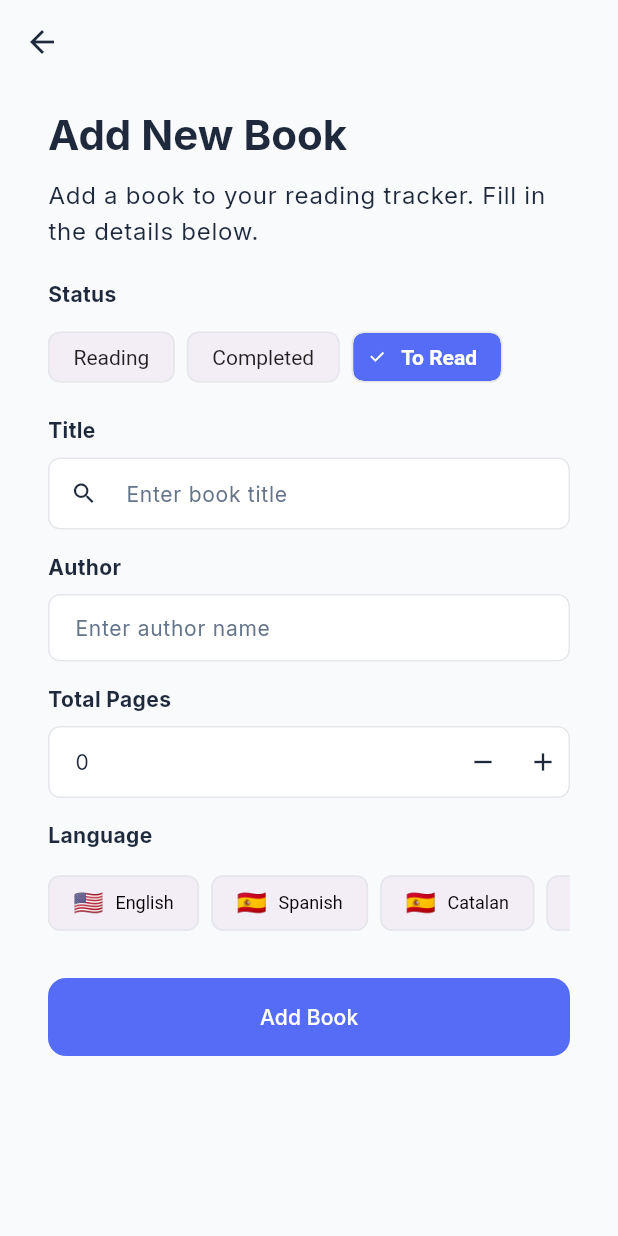
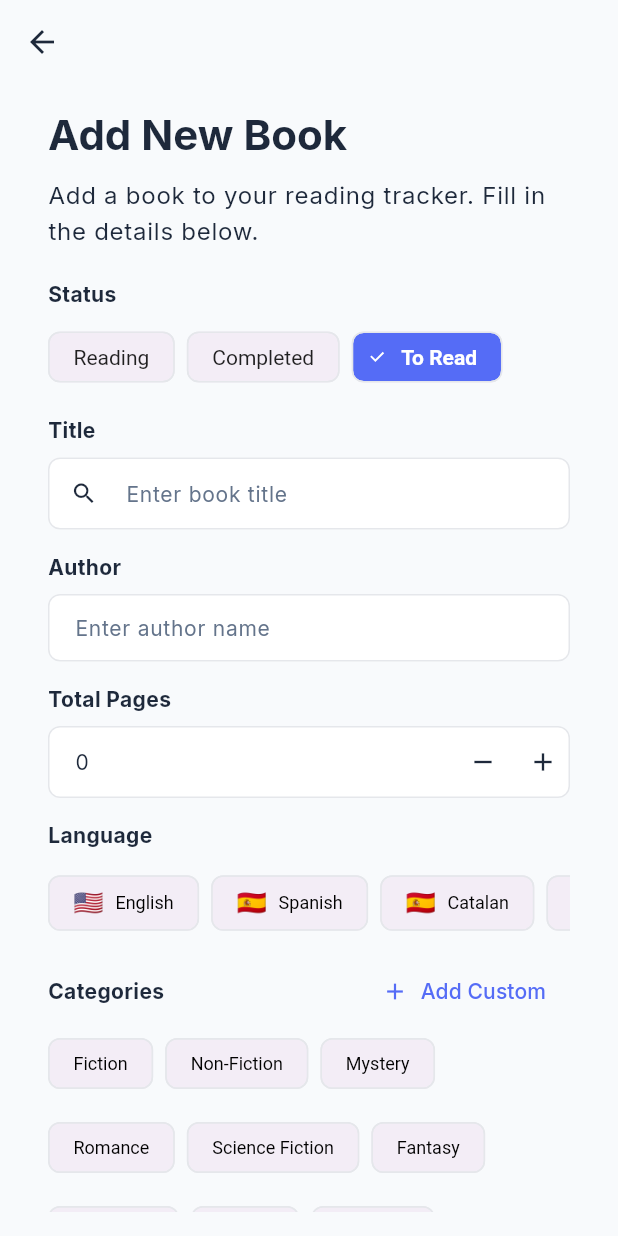
Before and after one commit to JordiiVidal/read-snap-app, a Flutter app: the BookCreatePage screen opened directly, on a phone screen of 412 x 824 dp. Run offline on Flutter 3.47's test engine with Material 3 defaults, Android fonts, the phone set to English and light mode, and no system bars; our stand-ins replace flutter_riverpod, freezed_annotation, google_fonts, sqflite; accounts and stored records are empty; statements that could not run were skipped.

Commit message:
create multi selector

```diff
--- a/lib/features/book/presentation/notifiers/book_create_notifier.dart
+++ b/lib/features/book/presentation/notifiers/book_create_notifier.dart
@@ -57,6 +57,10 @@ class BookCreateNotifier extends StateNotifier<AsyncValue<BookEntity>> {
     state = AsyncValue.data(currentBookDraft.copyWith(language: language));
   }
 
+  void updateCategories(List<String> categories) {
+    state = AsyncValue.data(currentBookDraft.copyWith(categories: categories));
+  }
+
   Future<BookEntity> createBook() async {
     final previousState = state;
     state = AsyncValue<BookEntity>.loading().copyWithPrevious(previousState);
--- /dev/null
+++ b/lib/features/book/presentation/widgets/book_selector_category.dart
@@ -0,0 +1,75 @@
+import 'package:flutter/material.dart';
+import 'package:read_snap/shared/widgets/chips/chips.dart';
+
+class BookSelectorCategory extends StatelessWidget {
+  final List<String>? selectedCategories;
+  final ValueChanged<List<String>> onCategoriesChanged;
+
+  static const List<String> commonBookCategories = [
+    'Fiction',
+    'Non-Fiction',
+    'Mystery',
+    'Romance',
+    'Science Fiction',
+    'Fantasy',
+    'Biography',
+    'History',
+    'Self-Help',
+    'Business',
+  ];
+
+  const BookSelectorCategory({
+    super.key,
+    required this.selectedCategories,
+    required this.onCategoriesChanged,
+  });
+
+  void _showAddCustomCategoryDialog(BuildContext context) {
+    showDialog(
+      context: context,
+      builder: (context) => AlertDialog(
+        title: const Text('Add Custom Category'),
+        content: TextField(
+          decoration: const InputDecoration(
+            labelText: 'Category name',
+            hintText: 'Enter category name',
+          ),
+          onSubmitted: (value) {
+            if (value.isNotEmpty) {
+              final newCategories = List<String>.from(selectedCategories ?? []);
+              if (!newCategories.contains(value)) {
+                newCategories.add(value);
+                onCategoriesChanged(newCategories);
+              }
+              Navigator.pop(context);
+            }
+          },
+        ),
+        actions: [
+          TextButton(
+            onPressed: () => Navigator.pop(context),
+            child: const Text('Cancel'),
+          ),
+        ],
+      ),
+    );
+  }
+
+  @override
+  Widget build(BuildContext context) {
+    // Combinar categorías comunes con las seleccionadas personalizadas
+    final allCategories = <String>{
+      ...commonBookCategories,
+      ...(selectedCategories ?? []),
+    }.toList();
+
+    return ChipMultiSelectGroup(
+      label: 'Categories',
+      items: allCategories,
+      selectedItems: selectedCategories ?? [],
+      onSelectionChanged: onCategoriesChanged,
+      allowCustom: true,
+      onAddCustom: () => _showAddCustomCategoryDialog(context),
+    );
+  }
+}
--- a/lib/features/book/presentation/widgets/forms/book_form_create.dart
+++ b/lib/features/book/presentation/widgets/forms/book_form_create.dart
@@ -4,6 +4,7 @@ import 'package:read_snap/features/book/domain/domain.dart';
 import 'package:read_snap/features/book/presentation/notifiers/book_create_notifier.dart';
 import 'package:read_snap/features/book/presentation/providers/book_list_selectors_provider.dart';
 import 'package:read_snap/features/book/presentation/widgets/book_search_delegate.dart';
+import 'package:read_snap/features/book/presentation/widgets/book_selector_category.dart';
 import 'package:read_snap/shared/widgets/forms/forms.dart';
 import 'package:read_snap/shared/widgets/selectors/selectors.dart';
 
@@ -218,6 +219,14 @@ class _BookFormCreateState extends ConsumerState<BookFormCreate> {
           SelectorLangauge((language) {
             bookCreateNotifier.updateLanguage(language);
           }, selectedLanguage: bookState.language),
+
+          // Categories Selector
+          BookSelectorCategory(
+            selectedCategories: bookState.categories,
+            onCategoriesChanged: (categories) {
+              bookCreateNotifier.updateCategories(categories);
+            },
+          ),
         ],
       ),
     );
--- a/lib/shared/widgets/chips/chip_multi_select_group.dart
+++ b/lib/shared/widgets/chips/chip_multi_select_group.dart
@@ -0,0 +1,68 @@
+import 'package:flutter/material.dart';
+import 'package:read_snap/shared/widgets/forms/forms.dart';
+
+class ChipMultiSelectGroup extends StatelessWidget {
+  final String label;
+  final List<String> items;
+  final List<String> selectedItems;
+  final ValueChanged<List<String>> onSelectionChanged;
+  final VoidCallback? onAddCustom;
+  final bool allowCustom;
+
+  const ChipMultiSelectGroup({
+    required this.label,
+    required this.items,
+    required this.selectedItems,
+    required this.onSelectionChanged,
+    this.onAddCustom,
+    this.allowCustom = false,
+    super.key,
+  });
+
+  @override
+  Widget build(BuildContext context) {
+    return Column(
+      crossAxisAlignment: CrossAxisAlignment.start,
+      children: [
+        Row(
+          mainAxisAlignment: MainAxisAlignment.spaceBetween,
+          children: [
+            FormLabelField(label, marginBottom: 0),
+            if (allowCustom)
+              TextButton.icon(
+                icon: const Icon(Icons.add, size: 18),
+                label: const Text('Add Custom'),
+                onPressed: onAddCustom,
+              ),
+          ],
+        ),
+        Wrap(
+          spacing: 8,
+          runSpacing: 8,
+          children: items.map((item) {
+            final isSelected = selectedItems.contains(item);
+            return FilterChip(
+              label: Text(
+                item,
+                style: TextStyle(
+                  fontSize: 12,
+                  color: isSelected ? Colors.white : Colors.black,
+                ),
+              ),
+              selected: isSelected,
+              onSelected: (selected) {
+                final newSelection = List<String>.from(selectedItems);
+                if (selected) {
+                  newSelection.add(item);
+                } else {
+                  newSelection.remove(item);
+                }
+                onSelectionChanged(newSelection);
+              },
+            );
+          }).toList(),
+        ),
+      ],
+    );
+  }
+}
--- a/lib/shared/widgets/chips/chips.dart
+++ b/lib/shared/widgets/chips/chips.dart
@@ -0,0 +1 @@
+export 'chip_multi_select_group.dart';
```
